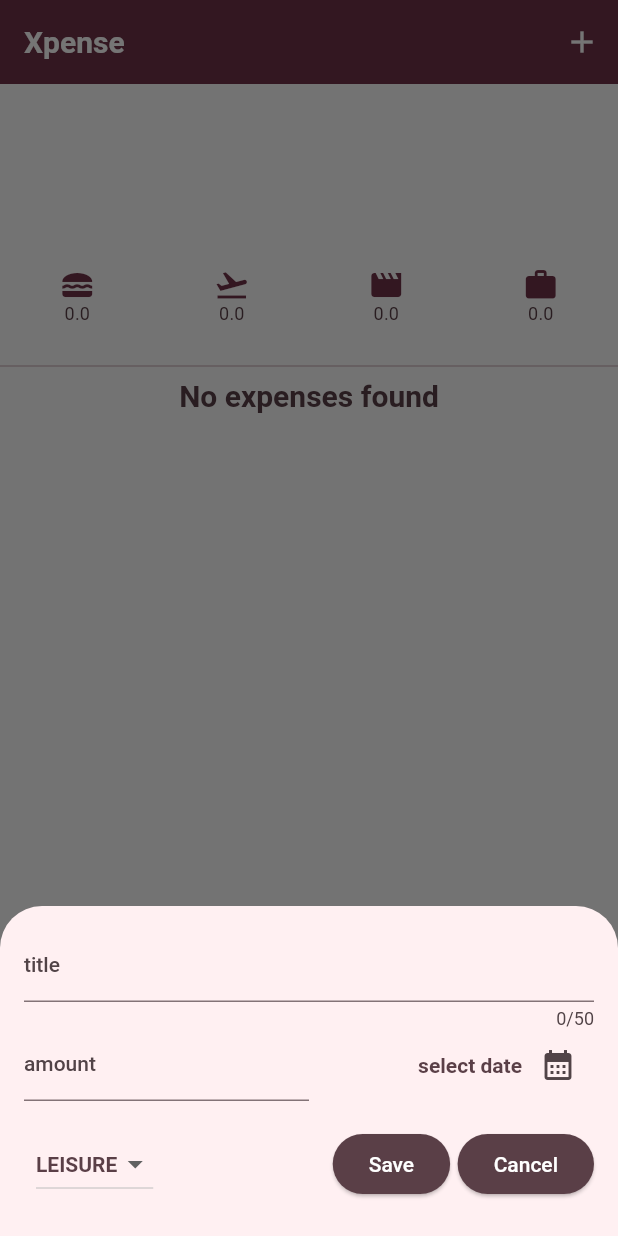
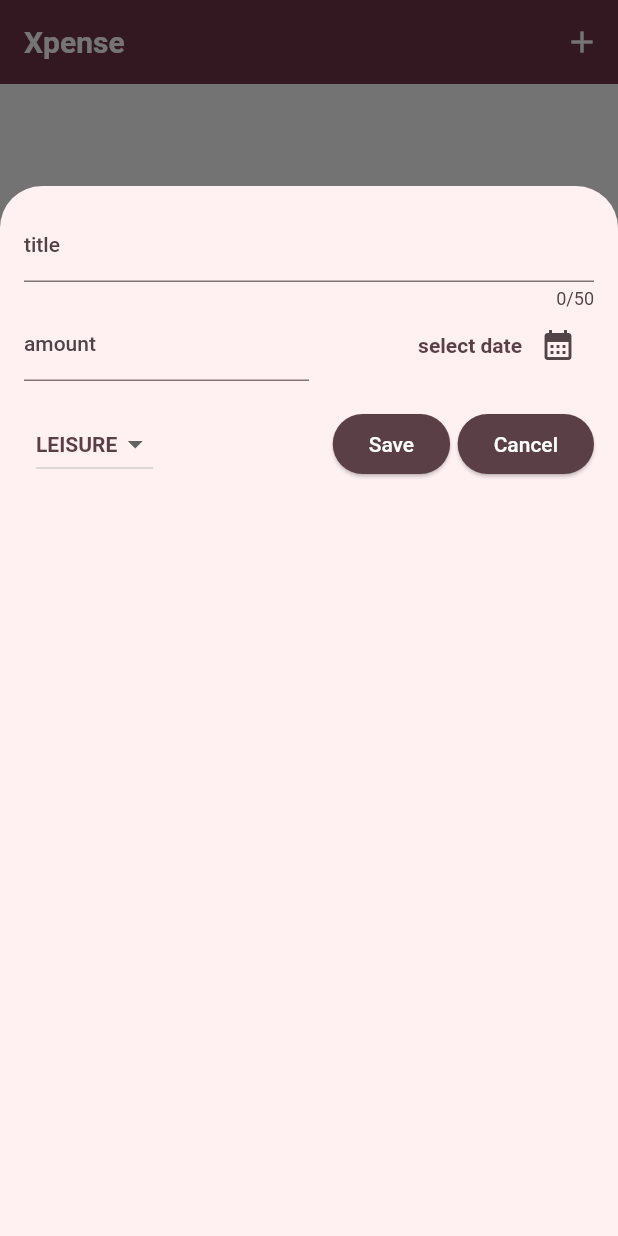
Before and after one commit to WlcmToMyRepo/ExpenseTracker, a Flutter app: the screen it shows after launch, after a tap on the "add" icon, on a phone screen of 412 x 824 dp. Run offline on Flutter 3.47's test engine with Material 2 defaults, Android fonts, the phone set to English and light mode, and no system bars; our stand-ins replace sqflite; accounts and stored records are empty.

Commit message:
kaakan bajja

```diff
--- a/lib/chart/bar.dart
+++ b/lib/chart/bar.dart
@@ -1,3 +1,4 @@
+import 'package:expense_tracker/models/expense_data.dart';
 import 'package:flutter/material.dart';
 
 class Bar extends StatelessWidget {
--- a/lib/chart/bar_chart.dart
+++ b/lib/chart/bar_chart.dart
@@ -1,3 +1,5 @@
+import 'dart:math';
+
 import 'package:expense_tracker/chart/bar.dart';
 import 'package:expense_tracker/models/expense_data.dart';
 import 'package:flutter/material.dart';
--- a/lib/expense_list.dart
+++ b/lib/expense_list.dart
@@ -24,7 +24,6 @@ class ExpenseList extends StatelessWidget {
     print("EXPANSE DATA $expenseData");
     return SingleChildScrollView(
         child: ListView.builder(
-      shrinkWrap: true,
       itemCount: expenseData.length,
       itemBuilder: (context, index) => Dismissible(
         background: Container(color: Theme.of(context).colorScheme.error),
--- a/lib/expenses.dart
+++ b/lib/expenses.dart
@@ -63,6 +63,16 @@ class _ExpensesState extends State<Expenses> {
 
   @override
   Widget build(BuildContext context) {
+    Widget content = Center(
+      child: Text("No expenses found",
+          style: Theme.of(context).textTheme.titleLarge),
+    );
+    if (expenseData.isNotEmpty) {
+      content = ExpenseList(
+        expenseData: expenseData,
+        removeExpense: _removeExpense,
+      );
+    }
     return Scaffold(
       appBar: AppBar(
         title: const Text("Xpense"),
@@ -99,6 +109,7 @@ class _ExpensesState extends State<Expenses> {
               );
             }
           }),
+
       // child: Column(
       //   mainAxisAlignment: MainAxisAlignment.start,
       //   mainAxisSize: MainAxisSize.max,
--- a/lib/new_expense.dart
+++ b/lib/new_expense.dart
@@ -65,10 +65,9 @@ class _NewExpenseState extends State<NewExpense> {
 
   @override
   Widget build(BuildContext context) {
-    final double keyBoardHeight = MediaQuery.of(context).viewInsets.bottom;
-    return SingleChildScrollView(
-      child: Container(
-        padding: EdgeInsets.fromLTRB(16, 16, 16, keyBoardHeight + 16),
+    return Container(
+      height: 700,
+      padding: const EdgeInsets.all(16),
       child: Column(
         children: [
           TextField(
@@ -143,7 +142,6 @@ class _NewExpenseState extends State<NewExpense> {
           )
         ],
       ),
-      ),
     );
   }
 }
```
Lines whose indentation alone changed are shown as unchanged.
